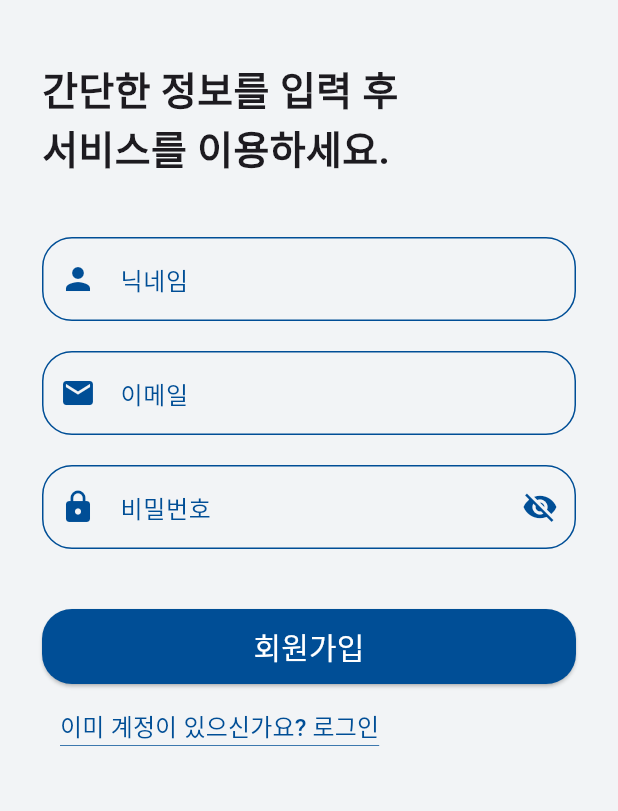
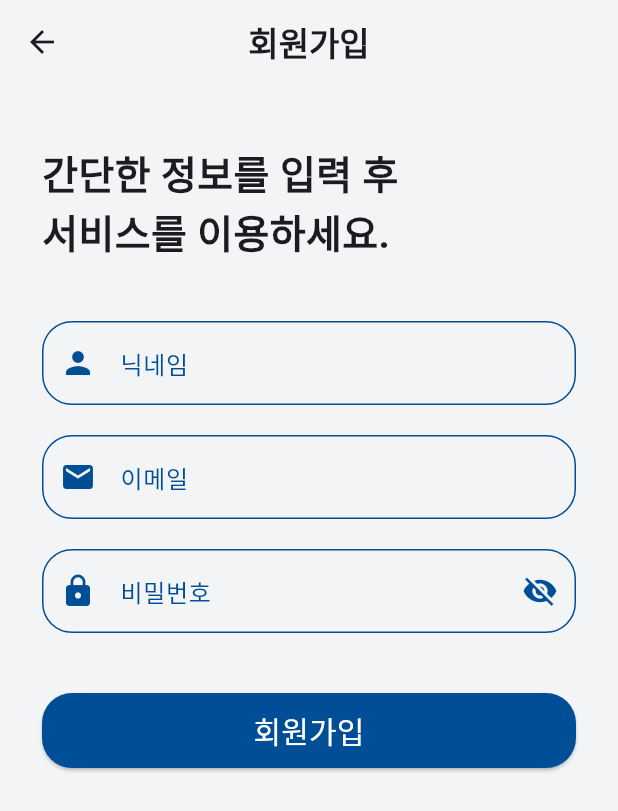
Before and after one commit to yongjun0702/StudyWith, a Flutter app: the RegisterScreen screen opened directly, on a phone screen of 412 x 824 dp. Shown: the top 811 px of the screen. Run offline on Flutter 3.47's test engine with Material 3 defaults, Android fonts, the light colour scheme and no system bars; our stand-ins replace carousel_slider, cloud_firestore, firebase_auth, firebase_core, google_maps_flutter, permission_handler and 1 more; missing offline and left inert: dart:html, pointer_interceptor; accounts and stored records are empty; Roboto replaces fonts that are missing (Pretendard).

Commit message:
[chore] 회원가입 페이지

```diff
--- a/lib/view/pages/login_page.dart
+++ b/lib/view/pages/login_page.dart
@@ -229,6 +229,12 @@ class _RegisterScreenState extends State<RegisterScreen> {
     final isKeyboardOpen = MediaQuery.of(context).viewInsets.bottom > 0;
 
     return Scaffold(
+      appBar: AppBar(
+        title: Text("회원가입", style: TextStyle(fontWeight: FontWeight.bold)),
+        centerTitle: true,
+        backgroundColor: background,
+        elevation: 0,
+      ),
       backgroundColor: background,
       body: SingleChildScrollView(
         child: Padding(
@@ -345,24 +351,6 @@ class _RegisterScreenState extends State<RegisterScreen> {
                 ),
               ),
               SizedBox(height: 5),
-
-              // 로그인 화면으로 돌아가기 버튼
-              TextButton(
-                onPressed: () {
-                  Navigator.pop(context);
-                },
-                child: Container(
-                  decoration: BoxDecoration(
-                    border: Border(
-                      bottom: BorderSide(color: mainBlue, width: 0.5),
-                    ),
-                  ),
-                  child: Text(
-                    '이미 계정이 있으신가요? 로그인',
-                    style: TextStyle(fontSize: 16, color: mainBlue),
-                  ),
-                ),
-              ),
             ],
           ),
         ),
```
